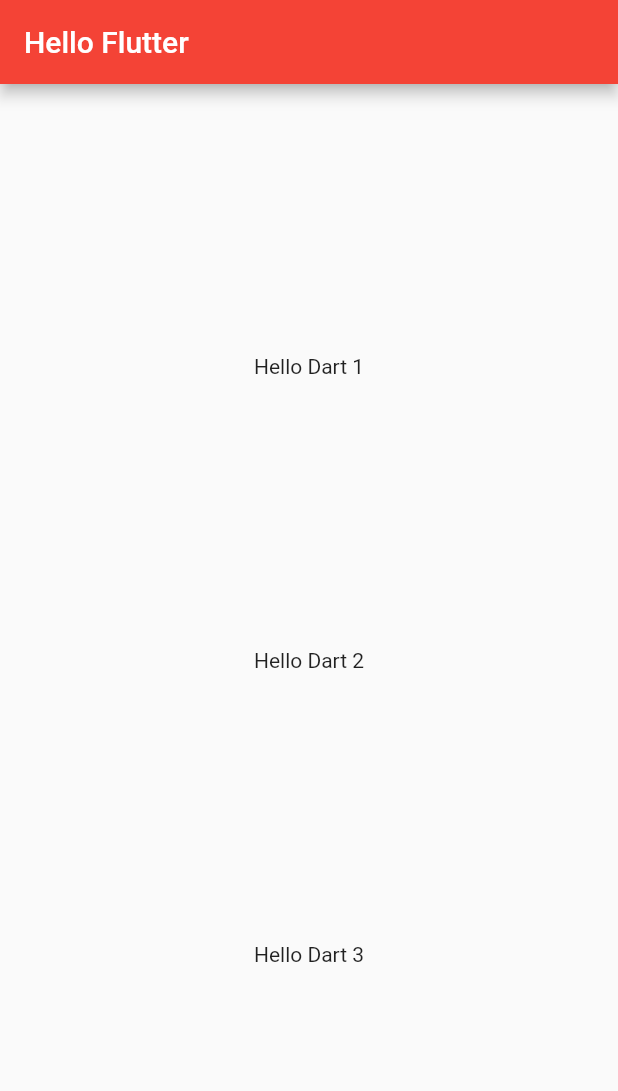
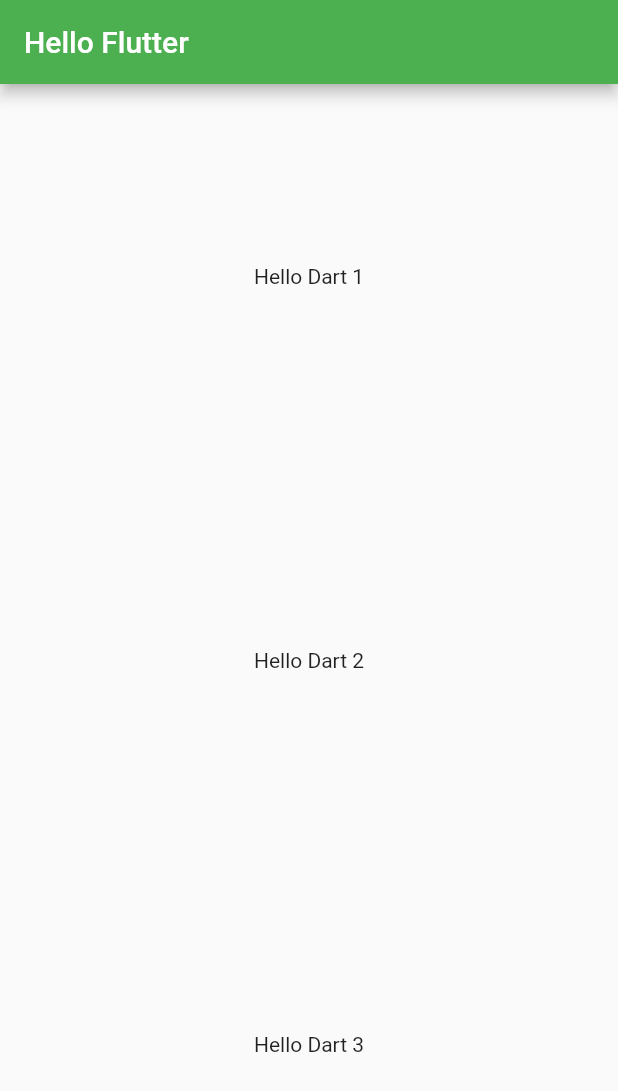
Before and after one commit to Ammarit2545/Flutter_Tutorial, a Flutter app: the screen it shows after launch, on a phone screen of 412 x 824 dp. Shown: the top 1091 px of the screen. Run offline on Flutter 3.47's test engine with Material 2 defaults, Android fonts, the phone set to English and light mode, and no system bars.

Commit message:
13th commit

```diff
--- a/lib/main.dart
+++ b/lib/main.dart
@@ -11,15 +11,31 @@ class MyApp extends StatelessWidget {
   @override
   Widget build(BuildContext context) {
     return MaterialApp(
-      title: "My App",
-      home: Scaffold(
+      title: "โปรแกรมนับเลข",
+      home: MyHomePage(),
+      theme: ThemeData(primarySwatch: Colors.green),
+    );
+  }
+}
+
+class MyHomePage extends StatefulWidget {
+  const MyHomePage({Key? key}) : super(key: key);
+
+  @override
+  State<MyHomePage> createState() => _MyHomePageState();
+}
+
+class _MyHomePageState extends State<MyHomePage> {
+  @override
+  Widget build(BuildContext context) {
+    return Scaffold(
       appBar: AppBar(
         //ส่วนหัวแอป
         title: Text("Hello Flutter "),
       ),
       body: Center(
         child: Column(
-            mainAxisAlignment: MainAxisAlignment.spaceEvenly,
+          mainAxisAlignment: MainAxisAlignment.spaceAround,
           children: [
             Text("Hello Dart 1"),
             Text("Hello Dart 2"),
@@ -27,8 +43,6 @@ class MyApp extends StatelessWidget {
           ],
         ),
       ),
-      ),
-      theme: ThemeData(primarySwatch: Colors.red),
     );
   }
 }
```
Lines whose indentation alone changed are shown as unchanged.
